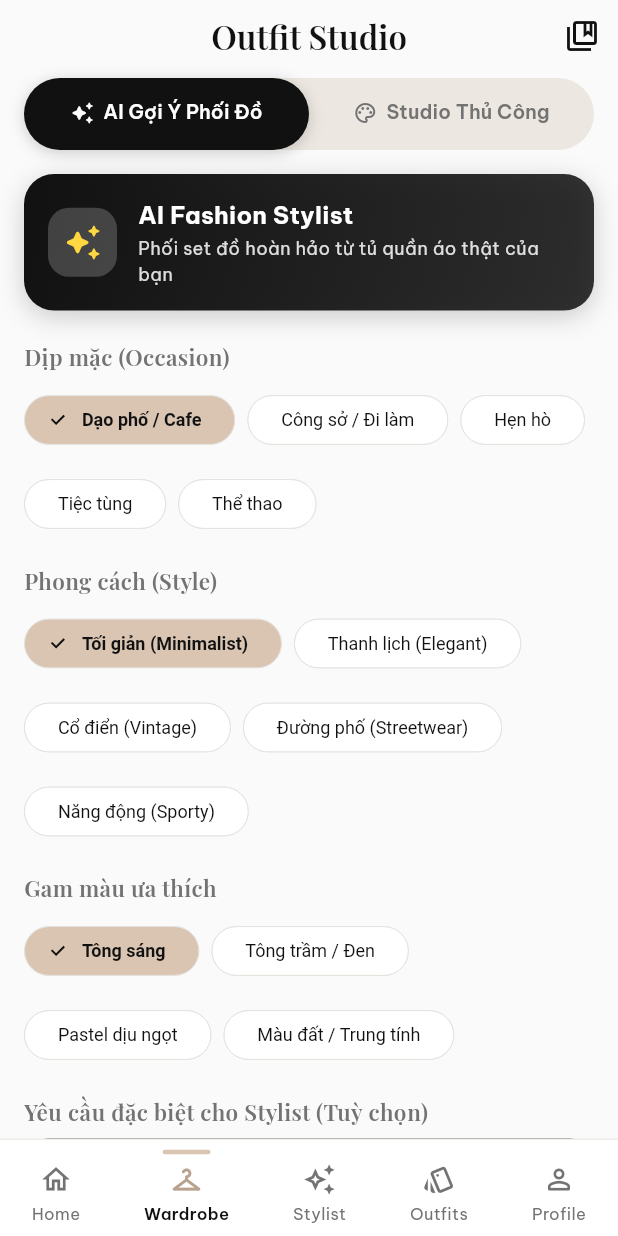
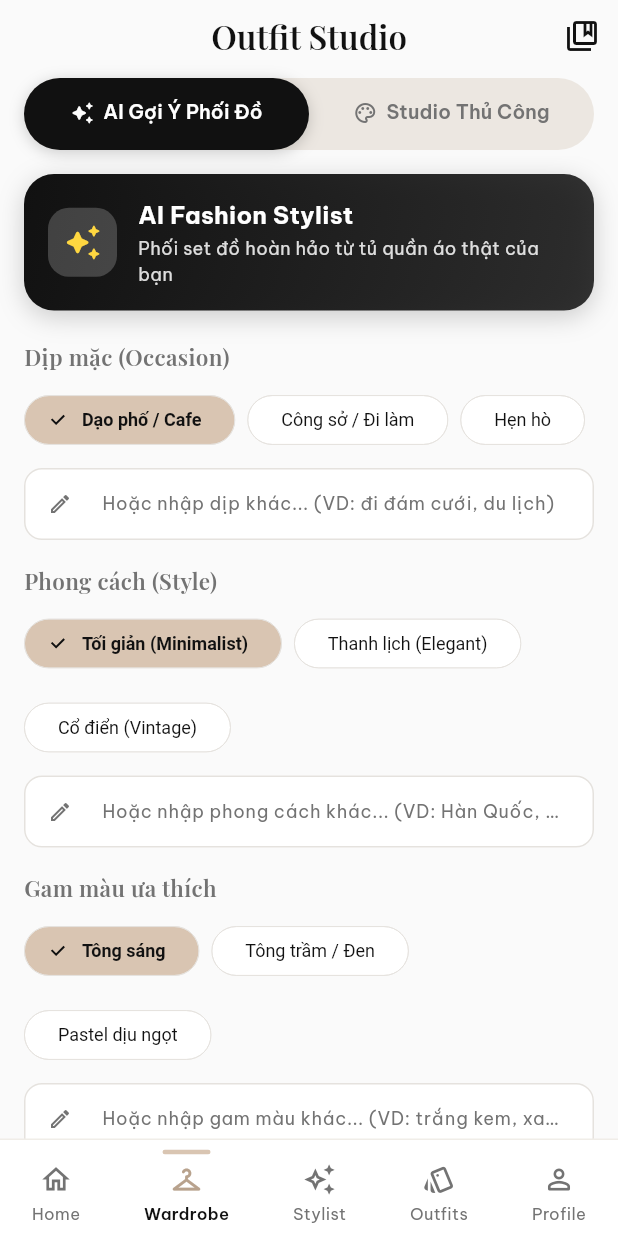
Before and after one commit to hycat-team/smart-wardrobe-mobile, a Flutter app: the OutfitStudioScreen screen opened by its route, on a phone screen of 412 x 824 dp. Run offline on Flutter 3.47's test engine with Material 3 defaults, Android fonts, the phone set to English and light mode, and no system bars; our stand-ins replace app_links, cached_network_image, dio, flutter_dotenv, flutter_riverpod, flutter_secure_storage and 3 more; accounts and stored records are empty; network calls fail.

Commit message:
feat(update): fix 5 post-test bugs - payment redirect, outfit navbar, studio tab, AI form options, AI auto-scroll

```diff
--- a/lib/features/outfit_studio/presentation/outfit_studio_screen.dart
+++ b/lib/features/outfit_studio/presentation/outfit_studio_screen.dart
@@ -21,29 +21,29 @@ class _OutfitStudioScreenState extends ConsumerState<OutfitStudioScreen> with Si
   final TextEditingController _promptController = TextEditingController();
   final TextEditingController _outfitNameController = TextEditingController();
   final TextEditingController _drawerSearchController = TextEditingController();
+  final TextEditingController _occasionCustomController = TextEditingController();
+  final TextEditingController _styleCustomController = TextEditingController();
+  final TextEditingController _colorCustomController = TextEditingController();
+  final ScrollController _aiScrollController = ScrollController();
   bool _isDrawerSearchOpen = false;
 
+  // 3 options cố định mỗi nhóm (CHK008) + ô tự nhập phía dưới cho giá trị khác.
   final List<Map<String, String>> _occasions = [
     {'label': 'Dạo phố / Cafe', 'value': 'casual'},
     {'label': 'Công sở / Đi làm', 'value': 'work'},
     {'label': 'Hẹn hò', 'value': 'date'},
-    {'label': 'Tiệc tùng', 'value': 'party'},
-    {'label': 'Thể thao', 'value': 'sport'},
   ];
 
   final List<Map<String, String>> _styles = [
     {'label': 'Tối giản (Minimalist)', 'value': 'minimalist'},
     {'label': 'Thanh lịch (Elegant)', 'value': 'elegant'},
     {'label': 'Cổ điển (Vintage)', 'value': 'vintage'},
-    {'label': 'Đường phố (Streetwear)', 'value': 'streetwear'},
-    {'label': 'Năng động (Sporty)', 'value': 'sporty'},
   ];
 
   final List<Map<String, String>> _colorTones = [
     {'label': 'Tông sáng', 'value': 'light'},
     {'label': 'Tông trầm / Đen', 'value': 'dark'},
     {'label': 'Pastel dịu ngọt', 'value': 'pastel'},
-    {'label': 'Màu đất / Trung tính', 'value': 'earthy'},
   ];
 
   @override
@@ -58,6 +58,10 @@ class _OutfitStudioScreenState extends ConsumerState<OutfitStudioScreen> with Si
     _promptController.dispose();
     _outfitNameController.dispose();
     _drawerSearchController.dispose();
+    _occasionCustomController.dispose();
+    _styleCustomController.dispose();
+    _colorCustomController.dispose();
+    _aiScrollController.dispose();
     super.dispose();
   }
 
@@ -127,7 +131,9 @@ class _OutfitStudioScreenState extends ConsumerState<OutfitStudioScreen> with Si
                       backgroundColor: AppColors.primary,
                     ),
                   );
-                  context.push('/outfits');
+                  // Về tab Outfits trong shell để giữ bottom navbar,
+                  // không dùng route /outfits top-level (mất navbar).
+                  context.go('/my-outfits');
                 } else {
                   final error = ref.read(outfitStudioProvider).errorMessage;
                   ScaffoldMessenger.of(context).showSnackBar(
@@ -256,6 +262,36 @@ class _OutfitStudioScreenState extends ConsumerState<OutfitStudioScreen> with Si
     final aiState = ref.watch(aiOutfitProvider);
     final studioState = ref.watch(outfitStudioProvider);
 
+    // "Mở Trên Studio" từ list outfit: luôn nhảy sang đúng tab canvas (1),
+    // bất kể trước đó đang ở tab AI (0) hay Studio (1). Consume 1 lần.
+    if (studioState.openCanvasRequested) {
+      WidgetsBinding.instance.addPostFrameCallback((_) {
+        if (!mounted) return;
+        if (_tabController.index != 1) {
+          _tabController.animateTo(1);
+        }
+        ref.read(outfitStudioProvider.notifier).consumeCanvasOpenRequest();
+      });
+    }
+
+    // Tạo set đồ AI xong: tự scroll xuống (animated) để user thấy ngay
+    // outfit vừa tạo, không phải kéo tay tìm (CHK009).
+    ref.listen<RecommendedOutfitRes?>(
+      aiOutfitProvider.select((s) => s.recommendation),
+      (prev, next) {
+        if (next != null && !identical(prev, next) && mounted) {
+          WidgetsBinding.instance.addPostFrameCallback((_) {
+            if (!mounted || !_aiScrollController.hasClients) return;
+            _aiScrollController.animateTo(
+              _aiScrollController.position.maxScrollExtent,
+              duration: const Duration(milliseconds: 600),
+              curve: Curves.easeOutCubic,
+            );
+          });
+        }
+      },
+    );
+
     return Scaffold(
       backgroundColor: AppColors.background,
       appBar: AppBar(
@@ -357,8 +393,49 @@ class _OutfitStudioScreenState extends ConsumerState<OutfitStudioScreen> with Si
   // -------------------------------------------------------------
   // TAB 1: AI OUTFIT GENERATOR
   // -------------------------------------------------------------
+  /// Ô tự nhập giá trị ngoài 3 options cứng (CHK008). Nhập chữ thì giá trị
+  /// tự nhập thắng (chip tắt chọn); bấm chip thì xóa ô tự nhập.
+  Widget _buildCustomOptionField({
+    required TextEditingController controller,
+    required String hintText,
+    required ValueChanged<String> onCustom,
+  }) {
+    return Padding(
+      padding: const EdgeInsets.only(top: 8),
+      child: TextField(
+        controller: controller,
+        style: const TextStyle(fontSize: 13, color: AppColors.primary),
+        decoration: InputDecoration(
+          hintText: hintText,
+          hintStyle: const TextStyle(fontSize: 12, color: AppColors.textSecondary),
+          prefixIcon: const Icon(Icons.edit_outlined, size: 16, color: AppColors.textSecondary),
+          filled: true,
+          fillColor: AppColors.surface,
+          border: OutlineInputBorder(
+            borderRadius: BorderRadius.circular(12),
+            borderSide: const BorderSide(color: AppColors.border),
+          ),
+          enabledBorder: OutlineInputBorder(
+            borderRadius: BorderRadius.circular(12),
+            borderSide: const BorderSide(color: AppColors.border),
+          ),
+          focusedBorder: OutlineInputBorder(
+            borderRadius: BorderRadius.circular(12),
+            borderSide: const BorderSide(color: AppColors.primary, width: 1.2),
+          ),
+          contentPadding: const EdgeInsets.symmetric(horizontal: 14, vertical: 10),
+        ),
+        onChanged: (v) {
+          final text = v.trim();
+          if (text.isNotEmpty) onCustom(text);
+        },
+      ),
+    );
+  }
+
   Widget _buildAIGeneratorTab(AIOutfitState state) {
     return SingleChildScrollView(
+      controller: _aiScrollController,
       padding: const EdgeInsets.fromLTRB(16, 12, 16, 32),
       child: Column(
         crossAxisAlignment: CrossAxisAlignment.stretch,
@@ -455,9 +532,17 @@ class _OutfitStudioScreenState extends ConsumerState<OutfitStudioScreen> with Si
                   color: AppColors.primary,
                 ),
                 shape: const StadiumBorder(side: BorderSide(color: AppColors.border, width: 0.6)),
-                onSelected: (_) => ref.read(aiOutfitProvider.notifier).setOccasion(occ['value']!),
+                onSelected: (_) {
+                  _occasionCustomController.clear();
+                  ref.read(aiOutfitProvider.notifier).setOccasion(occ['value']!);
+                },
               );
             }).toList(),
+          ),
+          _buildCustomOptionField(
+            controller: _occasionCustomController,
+            hintText: 'Hoặc nhập dịp khác... (VD: đi đám cưới, du lịch)',
+            onCustom: (v) => ref.read(aiOutfitProvider.notifier).setOccasion(v),
           ),
           const SizedBox(height: 16),
 
@@ -482,9 +567,17 @@ class _OutfitStudioScreenState extends ConsumerState<OutfitStudioScreen> with Si
                   color: AppColors.primary,
                 ),
                 shape: const StadiumBorder(side: BorderSide(color: AppColors.border, width: 0.6)),
-                onSelected: (_) => ref.read(aiOutfitProvider.notifier).setStyle(st['value']!),
+                onSelected: (_) {
+                  _styleCustomController.clear();
+                  ref.read(aiOutfitProvider.notifier).setStyle(st['value']!);
+                },
               );
             }).toList(),
+          ),
+          _buildCustomOptionField(
+            controller: _styleCustomController,
+            hintText: 'Hoặc nhập phong cách khác... (VD: Hàn Quốc, công chúa)',
+            onCustom: (v) => ref.read(aiOutfitProvider.notifier).setStyle(v),
           ),
           const SizedBox(height: 16),
 
@@ -509,9 +602,17 @@ class _OutfitStudioScreenState extends ConsumerState<OutfitStudioScreen> with Si
                   color: AppColors.primary,
                 ),
                 shape: const StadiumBorder(side: BorderSide(color: AppColors.border, width: 0.6)),
-                onSelected: (_) => ref.read(aiOutfitProvider.notifier).setColorTone(tone['value']!),
+                onSelected: (_) {
+                  _colorCustomController.clear();
+                  ref.read(aiOutfitProvider.notifier).setColorTone(tone['value']!);
+                },
               );
             }).toList(),
+          ),
+          _buildCustomOptionField(
+            controller: _colorCustomController,
+            hintText: 'Hoặc nhập gam màu khác... (VD: trắng kem, xanh navy)',
+            onCustom: (v) => ref.read(aiOutfitProvider.notifier).setColorTone(v),
           ),
           const SizedBox(height: 16),
 
@@ -808,7 +909,8 @@ class _OutfitStudioScreenState extends ConsumerState<OutfitStudioScreen> with Si
                           backgroundColor: AppColors.primary,
                         ),
                       );
-                      context.push('/outfits');
+                      // Về tab Outfits trong shell để giữ bottom navbar.
+                      context.go('/my-outfits');
                     } else {
                       final error = ref.read(outfitStudioProvider).errorMessage;
                       ScaffoldMessenger.of(context).showSnackBar(
--- a/lib/features/outfit_studio/providers/outfit_studio_provider.dart
+++ b/lib/features/outfit_studio/providers/outfit_studio_provider.dart
@@ -14,6 +14,10 @@ class OutfitStudioState {
   final String selectedDrawerCategory;
   final String? _drawerSearchQuery;
 
+  /// true khi có outfit vừa được nạp từ ngoài vào canvas (từ list "Mở Trên
+  /// Studio") và màn Studio cần nhảy sang tab canvas. Screen consume 1 lần.
+  final bool openCanvasRequested;
+
   const OutfitStudioState({
     this.canvasItems = const [],
     this.selectedIndex,
@@ -24,6 +28,7 @@ class OutfitStudioState {
     this.isLoadingWardrobe = false,
     this.selectedDrawerCategory = 'All',
     String? drawerSearchQuery = '',
+    this.openCanvasRequested = false,
   }) : _drawerSearchQuery = drawerSearchQuery;
 
   String get drawerSearchQuery => _drawerSearchQuery ?? '';
@@ -82,6 +87,7 @@ class OutfitStudioState {
     bool? isLoadingWardrobe,
     String? selectedDrawerCategory,
     String? drawerSearchQuery,
+    bool? openCanvasRequested,
     bool clearError = false,
     bool clearSuccess = false,
   }) {
@@ -95,6 +101,7 @@ class OutfitStudioState {
       isLoadingWardrobe: isLoadingWardrobe ?? this.isLoadingWardrobe,
       selectedDrawerCategory: selectedDrawerCategory ?? this.selectedDrawerCategory,
       drawerSearchQuery: drawerSearchQuery ?? this.drawerSearchQuery,
+      openCanvasRequested: openCanvasRequested ?? this.openCanvasRequested,
     );
   }
 }
@@ -335,6 +342,18 @@ class OutfitStudioNotifier extends StateNotifier<OutfitStudioState> {
   void clearMessages() {
     state = state.copyWith(clearError: true, clearSuccess: true);
   }
+
+  /// Đánh dấu cần nhảy sang tab Studio canvas (dùng sau loadIntoStudio).
+  void requestOpenCanvas() {
+    state = state.copyWith(openCanvasRequested: true);
+  }
+
+  /// Screen đã xử lý yêu cầu nhảy tab — xóa cờ để không nhảy lại.
+  void consumeCanvasOpenRequest() {
+    if (state.openCanvasRequested) {
+      state = state.copyWith(openCanvasRequested: false);
+    }
+  }
 }
 
 final outfitStudioProvider = StateNotifierProvider<OutfitStudioNotifier, OutfitStudioState>((ref) {
--- a/lib/features/outfit_studio/providers/outfits_list_provider.dart
+++ b/lib/features/outfit_studio/providers/outfits_list_provider.dart
@@ -124,6 +124,8 @@ class OutfitsListNotifier extends StateNotifier<OutfitsListState> {
               clearSelection: true,
               successMessage: 'Đã nạp "${outfit.name}" vào Studio để chỉnh sửa!',
             );
+    // Báo màn Studio nhảy sang đúng tab canvas, bất kể đang ở tab nào.
+    _ref.read(outfitStudioProvider.notifier).requestOpenCanvas();
   }
 }
 
```
Also changed, not shown: lib/core/router/app_router.dart (+26 -2 lines), lib/features/auth/presentation/login_screen.dart (+6 -1 lines), 1 other file.
